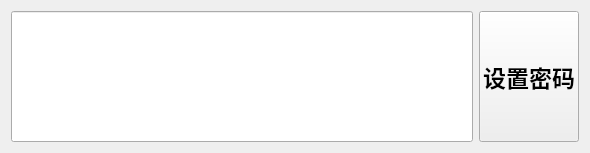
Qt form passwordSet.ui (EchoPluslp/industrialVision) before a commit.
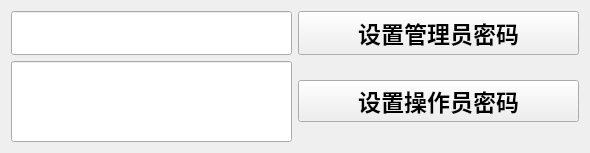
The same form after that commit.

```diff
--- a/passwordSet.ui
+++ b/passwordSet.ui
@@ -13,9 +13,9 @@
   <property name="windowTitle">
    <string>Form</string>
   </property>
-  <layout class="QHBoxLayout" name="horizontalLayout_2">
+  <layout class="QVBoxLayout" name="verticalLayout">
    <item>
-    <layout class="QHBoxLayout" name="horizontalLayout">
+    <layout class="QHBoxLayout" name="horizontalLayout" stretch="1,1">
      <item>
       <widget class="QLineEdit" name="lineEdit">
        <property name="sizePolicy">
@@ -26,7 +26,7 @@
        </property>
        <property name="font">
         <font>
-         <pointsize>30</pointsize>
+         <pointsize>24</pointsize>
         </font>
        </property>
       </widget>
@@ -70,7 +70,63 @@
 	</string>
        </property>
        <property name="text">
-        <string>设置密码</string>
+        <string>设置管理员密码</string>
+       </property>
+      </widget>
+     </item>
+    </layout>
+   </item>
+   <item>
+    <layout class="QHBoxLayout" name="horizontalLayout_2" stretch="1,1">
+     <item>
+      <widget class="QLineEdit" name="lineEdit_user">
+       <property name="sizePolicy">
+        <sizepolicy hsizetype="Expanding" vsizetype="Expanding">
+         <horstretch>0</horstretch>
+         <verstretch>0</verstretch>
+        </sizepolicy>
+       </property>
+       <property name="font">
+        <font>
+         <pointsize>25</pointsize>
+        </font>
+       </property>
+      </widget>
+     </item>
+     <item>
+      <widget class="QPushButton" name="pushButton_setuser">
+       <property name="font">
+        <font>
+         <pointsize>17</pointsize>
+         <weight>75</weight>
+         <bold>true</bold>
+        </font>
+       </property>
+       <property name="styleSheet">
+        <string notr="true">/* 期货 1 */
+
+QPushButton::hover 
+{
+	background-color: #1450C7;
+}
+position: absolute;
+left: 432px;
+top: 68px;
+width: 112px;
+height: 60px;
+opacity: 1;
+	
+background: #285790;
+	
+color: rgb(255, 255, 255);
+box-sizing: border-box;
+border-width: 0px 1px 0px 0px;
+border-style: solid;
+border-color: #111117;
+	</string>
+       </property>
+       <property name="text">
+        <string>设置操作员密码</string>
        </property>
       </widget>
      </item>
```
Left out of the diff: 6 changed lines with no effect on the pictures.
